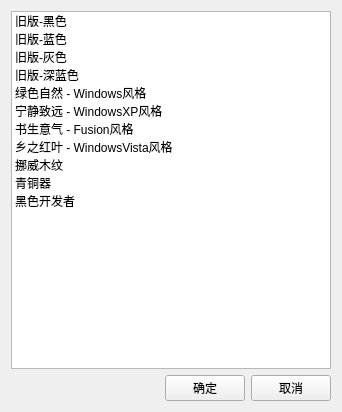
Above: LxDairy/src/SkinWidget.ui from leishengxie/FengZhiHong before the change. Below: the same form after it.
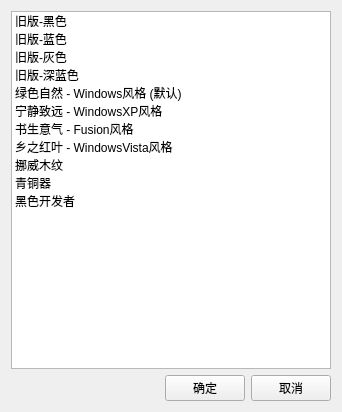
That is the form after the change.

```diff
--- a/LxDairy/src/SkinWidget.ui
+++ b/LxDairy/src/SkinWidget.ui
@@ -38,7 +38,7 @@
      </item>
      <item>
       <property name="text">
-       <string>绿色自然 - Windows风格</string>
+       <string>绿色自然 - Windows风格 (默认)</string>
       </property>
      </item>
      <item>
```
